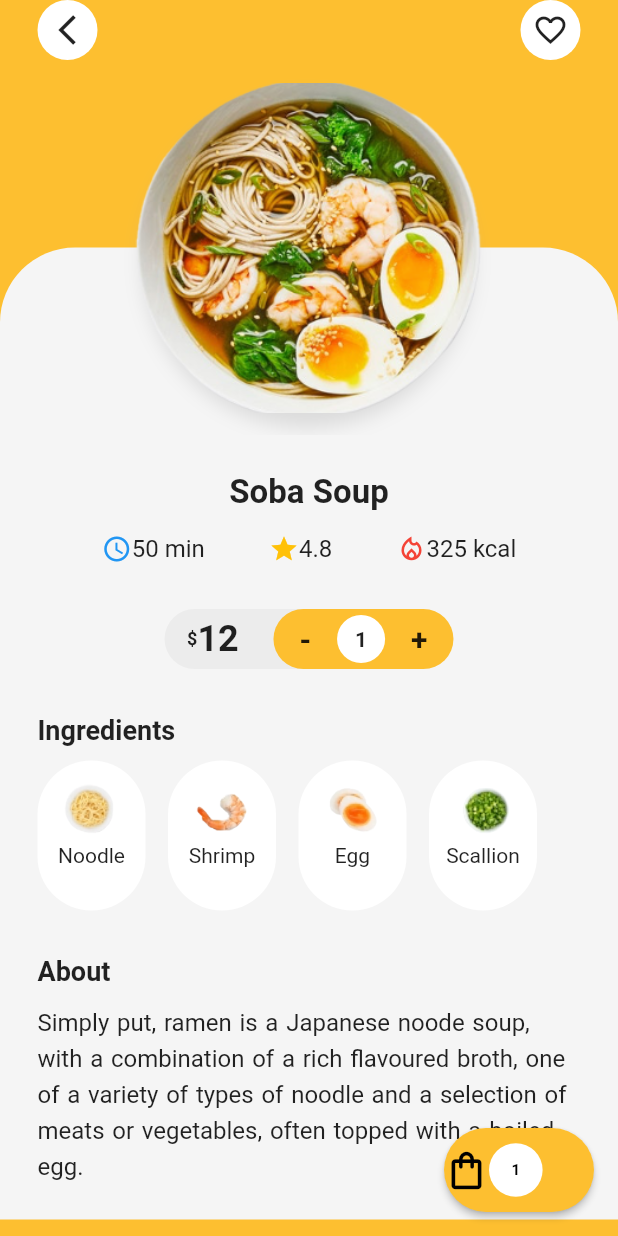
After one commit to zarp1999/Food_Delivery-App-, a Flutter app: the DetailPage screen opened directly with sample values from the repository, on a phone screen of 412 x 824 dp. The commit adds this screen. Run offline on Flutter 3.47's test engine with Material 2 defaults, Android fonts, the phone set to English and light mode, and no system bars; our stand-ins replace smooth_page_indicator.

Commit message:
food delivery app part2

```diff
--- a/lib/models/food.dart
+++ b/lib/models/food.dart
@@ -29,16 +29,16 @@ class Food {
               'Noodle': 'assets/images/ingre1.png',
             },
             {
-              'Shrimp': 'assets/imaages/ingre2.png',
+              'Shrimp': 'assets/images/ingre2.png',
             },
             {
-              'Egg': 'aseets/images/ingre3.png',
+              'Egg': 'assets/images/ingre3.png',
             },
             {
-              'Scallion': 'aseets/images/ingre4.png',
+              'Scallion': 'assets/images/ingre4.png',
             }
           ],
-          'Simply put, ramen is a Japanese noode soup',
+          'Simply put, ramen is a Japanese noode soup, with a combination of a rich flavoured broth, one of a variety of types of noodle and a selection of meats or vegetables, often topped with a boiled egg.',
           hightLight: true),
       Food(
         'assets/images/dish2.png',
@@ -54,16 +54,16 @@ class Food {
             'Noodle': 'assets/images/ingre1.png',
           },
           {
-            'Shrimp': 'assets/imaages/ingre2.png',
+            'Shrimp': 'assets/images/ingre2.png',
           },
           {
-            'Egg': 'aseets/images/ingre3.png',
+            'Egg': 'assets/images/ingre3.png',
           },
           {
-            'Scallion': 'aseets/images/ingre4.png',
+            'Scallion': 'assets/images/ingre4.png',
           }
         ],
-        'Simply put, ramen is a Japanese noodle soup',
+        'Simply put, ramen is a Japanese noode soup, with a combination of a rich flavoured broth, one of a variety of types of noodle and a selection of meats or vegetables, often topped with a boiled egg.',
       ),
       Food(
         'assets/images/dish3.png',
@@ -79,16 +79,16 @@ class Food {
             'Noodle': 'assets/images/ingre1.png',
           },
           {
-            'Shrimp': 'assets/imaages/ingre2.png',
+            'Shrimp': 'assets/images/ingre2.png',
           },
           {
-            'Egg': 'aseets/images/ingre3.png',
+            'Egg': 'assets/images/ingre3.png',
           },
           {
-            'Scallion': 'aseets/images/ingre4.png',
+            'Scallion': 'assets/images/ingre4.png',
           }
         ],
-        'Simply put, ramen is a Japanese noodle soup',
+        'Simply put, ramen is a Japanese noode soup, with a combination of a rich flavoured broth, one of a variety of types of noodle and a selection of meats or vegetables, often topped with a boiled egg.',
       ),
     ];
   }
@@ -109,16 +109,16 @@ class Food {
             'Noodle': 'assets/images/ingre1.png',
           },
           {
-            'Shrimp': 'assets/imaages/ingre2.png',
+            'Shrimp': 'assets/images/ingre2.png',
           },
           {
-            'Egg': 'aseets/images/ingre3.png',
+            'Egg': 'assets/images/ingre3.png',
           },
           {
-            'Scallion': 'aseets/images/ingre4.png',
+            'Scallion': 'assets/images/ingre4.png',
           }
         ],
-        'Simply put, ramen is a Japanese noodle soup',
+        'Simply put, ramen is a Japanese noode soup, with a combination of a rich flavoured broth, one of a variety of types of noodle and a selection of meats or vegetables, often topped with a boiled egg.',
       ),
     ];
   }
--- /dev/null
+++ b/lib/screens/detail/detail.dart
@@ -0,0 +1,65 @@
+import 'package:flutter/material.dart';
+import 'package:food_delivery_app/constants/colors.dart';
+import 'package:food_delivery_app/models/food.dart';
+import 'package:food_delivery_app/screens/detail/widget/food_detail.dart';
+import 'package:food_delivery_app/screens/detail/widget/food_image.dart';
+import 'package:food_delivery_app/widgets/custome_app_bar.dart';
+
+class DetailPage extends StatelessWidget {
+  final Food food;
+  DetailPage(this.food);
+  @override
+  Widget build(BuildContext context) {
+    return Scaffold(
+      backgroundColor: kPrimaryColor,
+      body: SingleChildScrollView(
+        child: Column(
+          children: [
+            CustomeAppBar(
+              Icons.arrow_back_ios_outlined,
+              Icons.favorite_outline,
+              leftCallback: () => Navigator.of(context).pop(),
+            ),
+            FoodImg(food),
+            FoodDetail(food),
+          ],
+        ),
+      ),
+      floatingActionButton: Container(
+        width: 100,
+        height: 56,
+        child: RawMaterialButton(
+            fillColor: kPrimaryColor,
+            shape: RoundedRectangleBorder(
+              borderRadius: BorderRadius.circular(50),
+            ),
+            elevation: 2,
+            child: Row(
+              children: [
+                Icon(
+                  Icons.shopping_bag_outlined,
+                  color: Colors.black,
+                  size: 30,
+                ),
+                Container(
+                  padding: EdgeInsets.all(15),
+                  decoration: BoxDecoration(
+                    color: Colors.white,
+                    shape: BoxShape.circle,
+                  ),
+                  child: Text(
+                    food.quantity.toString(),
+                    style: TextStyle(
+                      color: Colors.black,
+                      fontSize: 10,
+                      fontWeight: FontWeight.bold,
+                    ),
+                  ),
+                )
+              ],
+            ),
+            onPressed: () {}),
+      ),
+    );
+  }
+}
--- /dev/null
+++ b/lib/screens/detail/widget/food_detail.dart
@@ -0,0 +1,112 @@
+import 'package:flutter/material.dart';
+import 'package:food_delivery_app/constants/colors.dart';
+import 'package:food_delivery_app/models/food.dart';
+import 'package:food_delivery_app/screens/detail/widget/food_quantity.dart';
+
+class FoodDetail extends StatelessWidget {
+  final Food food;
+  FoodDetail(this.food);
+  @override
+  Widget build(BuildContext context) {
+    return Container(
+      padding: EdgeInsets.all(25),
+      color: kBackground,
+      child: Column(
+        children: [
+          Text(
+            food.name,
+            style: TextStyle(
+              fontWeight: FontWeight.bold,
+              fontSize: 22,
+            ),
+          ),
+          SizedBox(height: 15),
+          Row(
+            mainAxisAlignment: MainAxisAlignment.spaceEvenly,
+            children: [
+              _buildIconText(
+                  Icons.access_time_outlined, Colors.blue, food.waitTime),
+              _buildIconText(
+                  Icons.star_outlined, Colors.amber, food.score.toString()),
+              _buildIconText(
+                  Icons.local_fire_department_outlined, Colors.red, food.cal)
+            ],
+          ),
+          SizedBox(height: 30),
+          FoodQuantity(food),
+          SizedBox(height: 30),
+          Row(
+            children: [
+              Text(
+                'Ingredients',
+                style: TextStyle(
+                  fontWeight: FontWeight.bold,
+                  fontSize: 18,
+                ),
+              ),
+            ],
+          ),
+          SizedBox(height: 10),
+          Container(
+            height: 100,
+            child: ListView.separated(
+              scrollDirection: Axis.horizontal,
+              itemBuilder: (context, index) => Container(
+                  padding: EdgeInsets.all(10),
+                  decoration: BoxDecoration(
+                    color: Colors.white,
+                    borderRadius: BorderRadius.circular(40),
+                  ),
+                  child: Column(
+                    children: [
+                      Image.asset(food.ingredients[index].values.first,
+                          width: 52),
+                      Text(food.ingredients[index].keys.first),
+                    ],
+                  )),
+              separatorBuilder: (_, index) => SizedBox(width: 15),
+              itemCount: food.ingredients.length,
+            ),
+          ),
+          SizedBox(height: 30),
+          Row(
+            children: [
+              Text(
+                'About',
+                style: TextStyle(
+                  fontWeight: FontWeight.bold,
+                  fontSize: 18,
+                ),
+              )
+            ],
+          ),
+          SizedBox(height: 10),
+          Text(
+            food.about,
+            style: TextStyle(
+              wordSpacing: 1.2,
+              height: 1.5,
+              fontSize: 16,
+            ),
+          )
+        ],
+      ),
+    );
+  }
+
+  Widget _buildIconText(IconData icon, Color color, String text) {
+    return Row(
+      children: [
+        Icon(
+          icon,
+          color: color,
+          size: 20,
+        ),
+        Text(
+          text,
+          style: TextStyle(fontSize: 16),
+        )
+      ],
+    );
+  }
+}
--- /dev/null
+++ b/lib/screens/detail/widget/food_image.dart
@@ -0,0 +1,54 @@
+import 'package:flutter/material.dart';
+import 'package:food_delivery_app/constants/colors.dart';
+import 'package:food_delivery_app/models/food.dart';
+
+class FoodImg extends StatelessWidget {
+  final Food food;
+  FoodImg(this.food);
+  @override
+  Widget build(BuildContext context) {
+    return Container(
+      height: 250,
+      child: Stack(children: [
+        Column(
+          children: [
+            Expanded(
+              flex: 1,
+              child: Container(),
+            ),
+            Expanded(
+                flex: 1,
+                child: Container(
+                  decoration: BoxDecoration(
+                    borderRadius: BorderRadius.only(
+                      topLeft: Radius.circular(50),
+                      topRight: Radius.circular(50),
+                    ),
+                    color: kBackground,
+                  ),
+                ))
+          ],
+        ),
+        Align(
+          alignment: Alignment.center,
+          child: Container(
+            margin: EdgeInsets.all(15),
+            width: 250,
+            height: 250,
+            decoration: BoxDecoration(shape: BoxShape.circle, boxShadow: [
+              BoxShadow(
+                color: Colors.grey.withOpacity(0.3),
+                offset: Offset(-1, 10),
+                blurRadius: 10,
+              )
+            ]),
+            child: Image.asset(
+              food.imgUrl,
+              fit: BoxFit.cover,
+            ),
+          ),
+        )
+      ]),
+    );
+  }
+}
--- /dev/null
+++ b/lib/screens/detail/widget/food_quantity.dart
@@ -0,0 +1,90 @@
+import 'package:flutter/material.dart';
+import 'package:food_delivery_app/constants/colors.dart';
+import 'package:food_delivery_app/models/food.dart';
+
+class FoodQuantity extends StatelessWidget {
+  final Food food;
+  FoodQuantity(this.food);
+  @override
+  Widget build(BuildContext context) {
+    return Container(
+      width: double.maxFinite,
+      height: 40,
+      child: Stack(
+        children: [
+          Align(
+            alignment: Alignment(-0.3, 0),
+            child: Container(
+              width: 120,
+              height: double.maxFinite,
+              decoration: BoxDecoration(
+                color: Colors.grey.withOpacity(0.1),
+                borderRadius: BorderRadius.circular(30),
+              ),
+              child: Row(
+                children: [
+                  SizedBox(width: 15),
+                  Text(
+                    '\$',
+                    style: TextStyle(
+                      fontSize: 12,
+                      fontWeight: FontWeight.bold,
+                    ),
+                  ),
+                  Text(
+                    food.price.toString(),
+                    style: TextStyle(
+                      fontSize: 24,
+                      fontWeight: FontWeight.bold,
+                    ),
+                  )
+                ],
+              ),
+            ),
+          ),
+          Align(
+            alignment: Alignment(0.3, 0),
+            child: Container(
+              height: double.maxFinite,
+              width: 120,
+              decoration: BoxDecoration(
+                color: kPrimaryColor,
+                borderRadius: BorderRadius.circular(30),
+              ),
+              child: Row(
+                mainAxisAlignment: MainAxisAlignment.spaceEvenly,
+                children: [
+                  Text(
+                    '-',
+                    style: TextStyle(
+                      fontSize: 20,
+                      fontWeight: FontWeight.bold,
+                    ),
+                  ),
+                  Container(
+                    padding: EdgeInsets.all(12),
+                    decoration: BoxDecoration(
+                      shape: BoxShape.circle,
+                      color: Colors.white,
+                    ),
+                    child: Text(
+                      food.quantity.toString(),
+                      style: TextStyle(fontWeight: FontWeight.bold),
+                    ),
+                  ),
+                  Text(
+                    '+',
+                    style: TextStyle(
+                      fontSize: 20,
+                      fontWeight: FontWeight.bold,
+                    ),
+                  ),
+                ],
+              ),
+            ),
+          )
+        ],
+      ),
+    );
+  }
+}
--- a/lib/screens/home/widget/food_list_view.dart
+++ b/lib/screens/home/widget/food_list_view.dart
@@ -1,6 +1,7 @@
 import 'package:flutter/foundation.dart';
 import 'package:flutter/material.dart';
 import 'package:food_delivery_app/models/restaurant.dart';
+import 'package:food_delivery_app/screens/detail/detail.dart';
 import 'package:food_delivery_app/screens/home/widget/food_item.dart';
 
 class FoodListView extends StatelessWidget {
@@ -22,8 +23,14 @@ class FoodListView extends StatelessWidget {
         children: category
             .map((e) => ListView.separated(
                 padding: EdgeInsets.zero,
-                itemBuilder: (context, index) =>
-                    FoodItem(restaurant.menu[category[selected]]![index]),
+                itemBuilder: (context, index) => GestureDetector(
+                    onTap: () {
+                      Navigator.of(context).push(MaterialPageRoute(
+                          builder: (context) => DetailPage(
+                              restaurant.menu[category[selected]]![index])));
+                    },
+                    child:
+                        FoodItem(restaurant.menu[category[selected]]![index])),
                 separatorBuilder: (_, index) => SizedBox(height: 15),
                 itemCount: restaurant.menu[category[selected]]!.length))
             .toList(),
```
